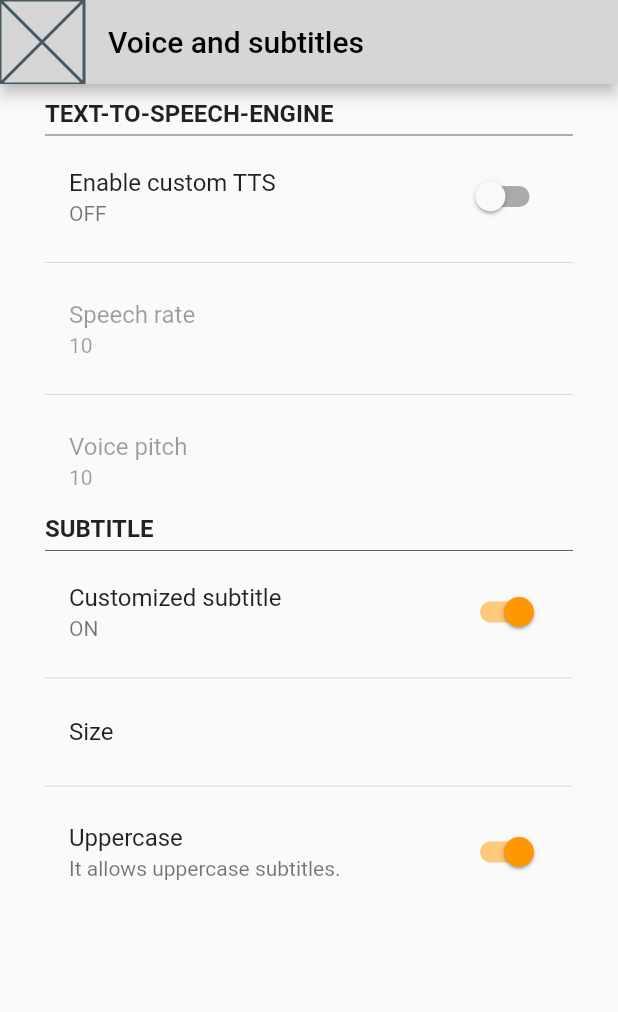
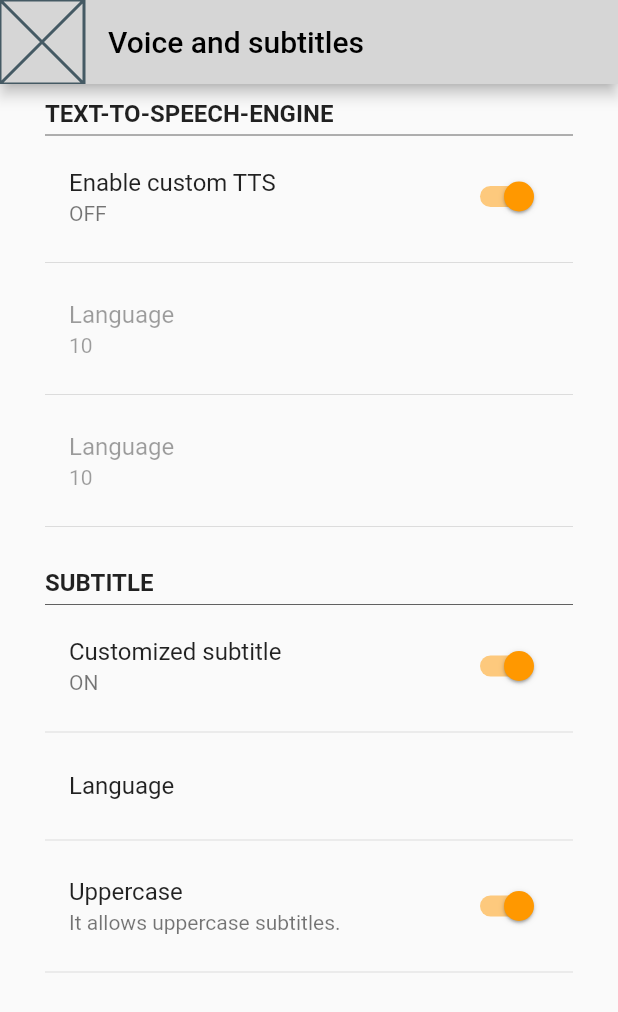
Before and after one commit to sjmamani/ottaa_project, a Flutter app: the VoiceAndSubtitlesScreen screen opened directly, on a phone screen of 412 x 824 dp. Shown: the top 1012 px of the screen. Run offline on Flutter 3.47's test engine with Material 2 defaults, Android fonts, the phone set to English and light mode, and no system bars.

Commit message:
Separa en componentes reutilizables

```diff
--- a/lib/screens/language_screen.dart
+++ b/lib/screens/language_screen.dart
@@ -1,4 +1,7 @@
 import 'package:flutter/material.dart';
+import 'package:ottaa_project/screens/widgets/setting_section.dart';
+import 'package:ottaa_project/utils/build_app_bar.dart';
+import 'package:ottaa_project/utils/language_items.dart';
 
 class LanguageScreen extends StatelessWidget {
   const LanguageScreen({Key? key}) : super(key: key);
@@ -6,51 +9,9 @@ class LanguageScreen extends StatelessWidget {
   @override
   Widget build(BuildContext context) {
     return Scaffold(
-      appBar: AppBar(
-        title: Text(
-          'Language',
-          style: TextStyle(
-            color: Colors.black,
-          ),
-        ),
-        leading: Placeholder(),
-        centerTitle: false,
-        backgroundColor: Colors.grey[350],
-      ),
-      body: Padding(
-        padding: const EdgeInsets.symmetric(
-          horizontal: 30,
-          vertical: 10,
-        ),
-        child: Column(
-          crossAxisAlignment: CrossAxisAlignment.start,
-          children: [
-            Text(
-              'LANGUAGE',
-              style: TextStyle(
-                fontWeight: FontWeight.bold,
-                fontSize: 16,
-              ),
-            ),
-            Divider(
-              height: 10,
-              color: Colors.grey[700],
-            ),
-            ListTile(
-              onTap: () {},
-              title: Text('Language'),
-            ),
-            Divider(),
-            SwitchListTile(
-              value: false,
-              onChanged: (value) {},
-              title: Text('OTTA Labs'),
-              subtitle: Text(
-                  'Use artificial intelligence to generate a richer sentence. You need a stable internet connection.'),
-            ),
-            Divider(),
-          ],
-        ),
+      appBar: buildAppBar('Language'),
+      body: SettingSection(
+        items: language_items,
       ),
     );
   }
--- a/lib/screens/voice_and_subtitles_screen.dart
+++ b/lib/screens/voice_and_subtitles_screen.dart
@@ -1,4 +1,8 @@
 import 'package:flutter/material.dart';
+import 'package:ottaa_project/screens/widgets/setting_section.dart';
+import 'package:ottaa_project/utils/build_app_bar.dart';
+import 'package:ottaa_project/utils/subtitle_items.dart';
+import 'package:ottaa_project/utils/text_to_speech_items.dart';
 
 class VoiceAndSubtitlesScreen extends StatelessWidget {
   const VoiceAndSubtitlesScreen({Key? key}) : super(key: key);
@@ -6,87 +10,14 @@ class VoiceAndSubtitlesScreen extends StatelessWidget {
   @override
   Widget build(BuildContext context) {
     return Scaffold(
-      appBar: AppBar(
-        title: Text(
-          'Voice and subtitles',
-          style: TextStyle(
-            color: Colors.black,
-          ),
-        ),
-        leading: Placeholder(),
-        centerTitle: false,
-        backgroundColor: Colors.grey[350],
-      ),
-      body: Padding(
-        padding: const EdgeInsets.symmetric(
-          horizontal: 30,
-          vertical: 10,
-        ),
-        child: SingleChildScrollView(
-          child: Column(
-            crossAxisAlignment: CrossAxisAlignment.start,
-            children: [
-              Text(
-                'TEXT-TO-SPEECH-ENGINE',
-                style: TextStyle(
-                  fontWeight: FontWeight.bold,
-                  fontSize: 16,
-                ),
-              ),
-              Divider(
-                height: 10,
-                color: Colors.grey[700],
-              ),
-              SwitchListTile(
-                value: false,
-                onChanged: (value) {},
-                title: Text('Enable custom TTS'),
-                subtitle: Text('OFF'),
-              ),
-              Divider(),
-              ListTile(
-                onTap: () {},
-                title: Text('Speech rate'),
-                subtitle: Text('10'),
-                enabled: false,
-              ),
-              Divider(),
-              ListTile(
-                onTap: () {},
-                title: Text('Voice pitch'),
-                subtitle: Text('10'),
-                enabled: false,
-              ),
-              Text(
-                'SUBTITLE',
-                style: TextStyle(
-                  fontWeight: FontWeight.bold,
-                  fontSize: 16,
-                ),
-              ),
-              Divider(
-                height: 10,
-                color: Colors.grey[700],
-              ),
-              SwitchListTile(
-                title: Text('Customized subtitle'),
-                subtitle: Text('ON'),
-                onChanged: (bool value) {},
-                value: true,
-              ),
-              Divider(),
-              ListTile(
-                title: Text('Size'),
-              ),
-              Divider(),
-              SwitchListTile(
-                title: Text('Uppercase'),
-                subtitle: Text('It allows uppercase subtitles.'),
-                onChanged: (bool value) {},
-                value: true,
-              ),
-            ],
-          ),
+      appBar: buildAppBar('Voice and subtitles'),
+      body: SingleChildScrollView(
+        child: Column(
+          crossAxisAlignment: CrossAxisAlignment.start,
+          children: [
+            SettingSection(items: text_to_speech_items),
+            SettingSection(items: subtitle_items),
+          ],
         ),
       ),
     );
--- /dev/null
+++ b/lib/screens/widgets/setting_section.dart
@@ -0,0 +1,61 @@
+import 'package:flutter/material.dart';
+
+class SettingSection extends StatelessWidget {
+  const SettingSection({Key? key, required this.items}) : super(key: key);
+
+  final Map<String, dynamic> items;
+
+  @override
+  Widget build(BuildContext context) {
+    return Padding(
+      padding: const EdgeInsets.symmetric(
+        horizontal: 30,
+        vertical: 10,
+      ),
+      child: Column(
+        crossAxisAlignment: CrossAxisAlignment.start,
+        children: [
+          Text(
+            items['title'],
+            style: TextStyle(
+              fontWeight: FontWeight.bold,
+              fontSize: 16,
+            ),
+          ),
+          Divider(
+            height: 10,
+            color: Colors.grey[700],
+          ),
+          for (var item in items['items'])
+            item['hasSwitch']
+                ? Column(
+                    children: [
+                      SwitchListTile(
+                        value: true, // always true by default
+                        onChanged: (value) {},
+                        title: Text(item['title']),
+                        subtitle: item['subtitle'].toString().isEmpty
+                            ? null
+                            : Text(item['subtitle']),
+                      ),
+                      Divider(),
+                    ],
+                  )
+                : Column(
+                    children: [
+                      ListTile(
+                        enabled: item['isEnabled'],
+                        onTap: () {},
+                        title: Text('Language'),
+                        subtitle: item['subtitle'].toString().isEmpty
+                            ? null
+                            : Text(item['subtitle']),
+                      ),
+                      Divider(),
+                    ],
+                  ),
+        ],
+      ),
+    );
+  }
+}
--- /dev/null
+++ b/lib/utils/build_app_bar.dart
@@ -0,0 +1,15 @@
+import 'package:flutter/material.dart';
+
+AppBar buildAppBar(String title) {
+  return AppBar(
+    title: Text(
+      title,
+      style: TextStyle(
+        color: Colors.black,
+      ),
+    ),
+    leading: Placeholder(),
+    centerTitle: false,
+    backgroundColor: Colors.grey[350],
+  );
+}
--- /dev/null
+++ b/lib/utils/language_items.dart
@@ -0,0 +1,18 @@
+const Map<String, dynamic> language_items = {
+  'title': 'LANGUAGE',
+  'items': [
+    {
+      'title': 'Language',
+      'subtitle': '',
+      'hasSwitch': false,
+      'isEnabled': true,
+    },
+    {
+      'title': 'OTTAA Labs',
+      'subtitle':
+          'Use artificial intelligence to generate a richer sentence. You need a stable internet connection.',
+      'hasSwitch': true,
+      'isEnabled': true,
+    },
+  ],
+};
--- /dev/null
+++ b/lib/utils/subtitle_items.dart
@@ -0,0 +1,23 @@
+const Map<String, dynamic> subtitle_items = {
+  'title': 'SUBTITLE',
+  'items': [
+    {
+      'title': 'Customized subtitle',
+      'subtitle': 'ON',
+      'hasSwitch': true,
+      'isEnabled': true,
+    },
+    {
+      'title': 'Size',
+      'subtitle': '',
+      'hasSwitch': false,
+      'isEnabled': true,
+    },
+    {
+      'title': 'Uppercase',
+      'subtitle': 'It allows uppercase subtitles.',
+      'hasSwitch': true,
+      'isEnabled': true,
+    },
+  ],
+};
--- /dev/null
+++ b/lib/utils/text_to_speech_items.dart
@@ -0,0 +1,23 @@
+const Map<String, dynamic> text_to_speech_items = {
+  'title': 'TEXT-TO-SPEECH-ENGINE',
+  'items': [
+    {
+      'title': 'Enable custom TTS',
+      'subtitle': 'OFF',
+      'hasSwitch': true,
+      'isEnabled': true,
+    },
+    {
+      'title': 'Speech rate',
+      'subtitle': '10',
+      'hasSwitch': false,
+      'isEnabled': false,
+    },
+    {
+      'title': 'Voice pitch',
+      'subtitle': '10',
+      'hasSwitch': false,
+      'isEnabled': false,
+    },
+  ],
+};
```
